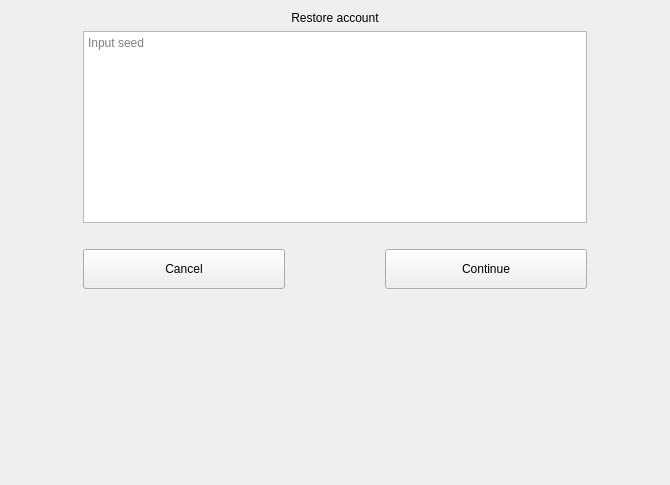
This is windows/c_enterseed.ui in mwcproject/mwc-qt-wallet as Qt 5 draws it before an edit. The edited form follows.
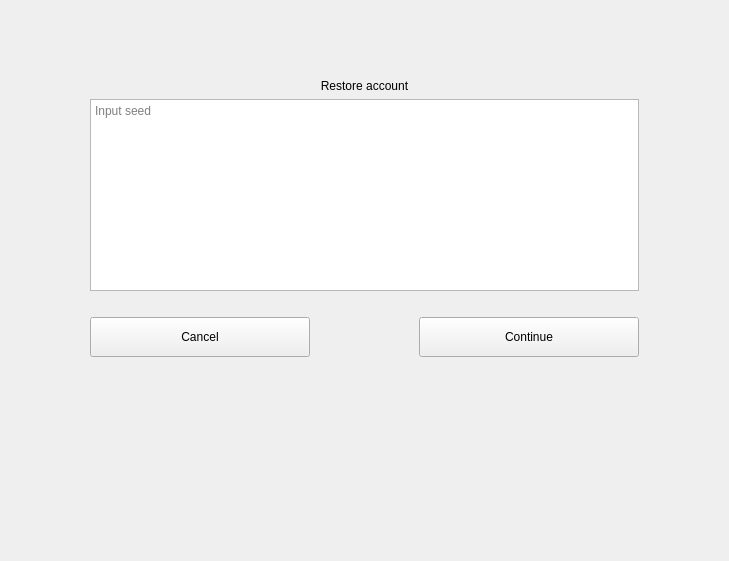
This is the edited form. Icons and pictures are not drawn. Custom widgets are drawn as their Qt base class.

What changed in the file:
```diff
--- a/windows/c_enterseed.ui
+++ b/windows/c_enterseed.ui
@@ -6,8 +6,8 @@
    <rect>
     <x>0</x>
     <y>0</y>
-    <width>670</width>
-    <height>485</height>
+    <width>729</width>
+    <height>561</height>
    </rect>
   </property>
   <property name="focusPolicy">
@@ -17,6 +17,19 @@
    <string>Form</string>
   </property>
   <layout class="QVBoxLayout" name="verticalLayout_2">
+   <item>
+    <spacer name="verticalSpacer_3">
+     <property name="orientation">
+      <enum>Qt::Vertical</enum>
+     </property>
+     <property name="sizeHint" stdset="0">
+      <size>
+       <width>20</width>
+       <height>40</height>
+      </size>
+     </property>
+    </spacer>
+   </item>
    <item>
     <layout class="QHBoxLayout" name="horizontalLayout" stretch="1,7,1">
      <item>
```
